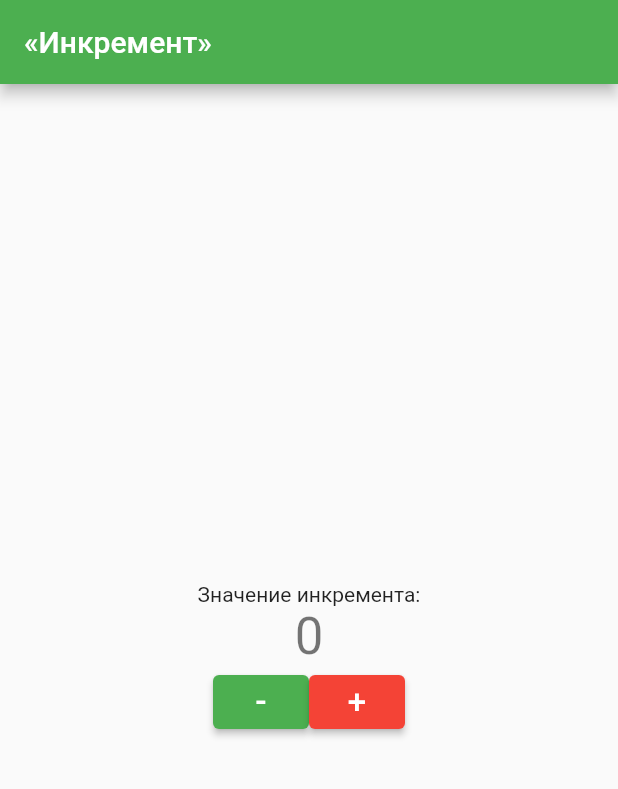
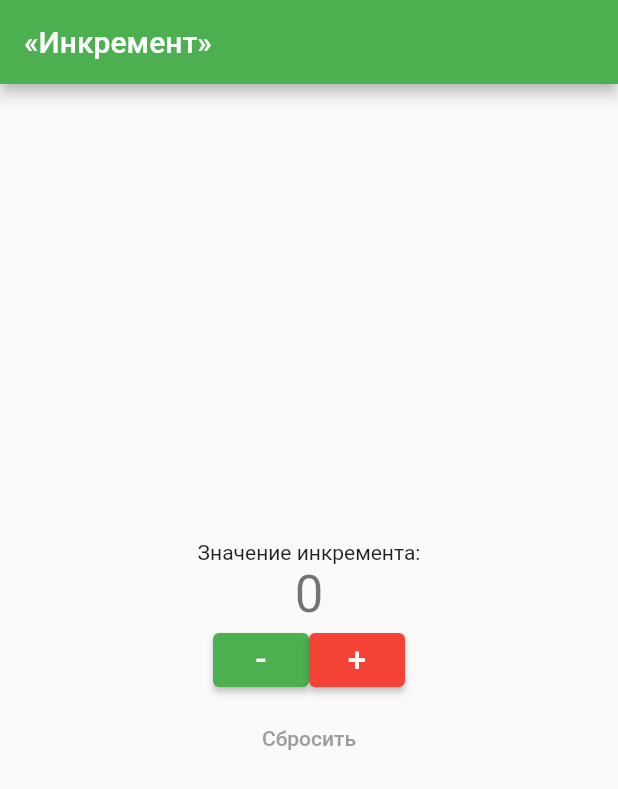
Before and after one commit to dev-Macintosh/Korepanov-DS, a Flutter app: the screen it shows after launch, on a phone screen of 412 x 824 dp. Shown: the top 789 px of the screen. Run offline on Flutter 3.47's test engine with Material 2 defaults, Android fonts, the phone set to English and light mode, and no system bars.

Commit message:
add button 'drop'

```diff
--- a/LAB3/lab3_app/lib/main.dart
+++ b/LAB3/lab3_app/lib/main.dart
@@ -34,7 +34,8 @@ class _MyHomePageState extends State<MyHomePage> {
       _counter++;
     });
   }
-    void _dincrementCounter() {
+
+  void _dincrementCounter() {
     setState(() {
       _counter--;
     });
@@ -77,6 +78,17 @@ class _MyHomePageState extends State<MyHomePage> {
                 ),
               ],
             ),
+            ElevatedButton(
+              onPressed: _incrementCounter,
+              child: Text(
+                "Сбросить",
+                style: TextStyle(fontSize: 14, color: Colors.grey),
+              ),
+              style: ButtonStyle(
+                  backgroundColor: MaterialStatePropertyAll(Colors.transparent),
+                  shadowColor: MaterialStatePropertyAll(Colors.transparent),
+                  padding: MaterialStatePropertyAll(EdgeInsets.all(20))),
+            ),
           ],
         ),
       ),
```
